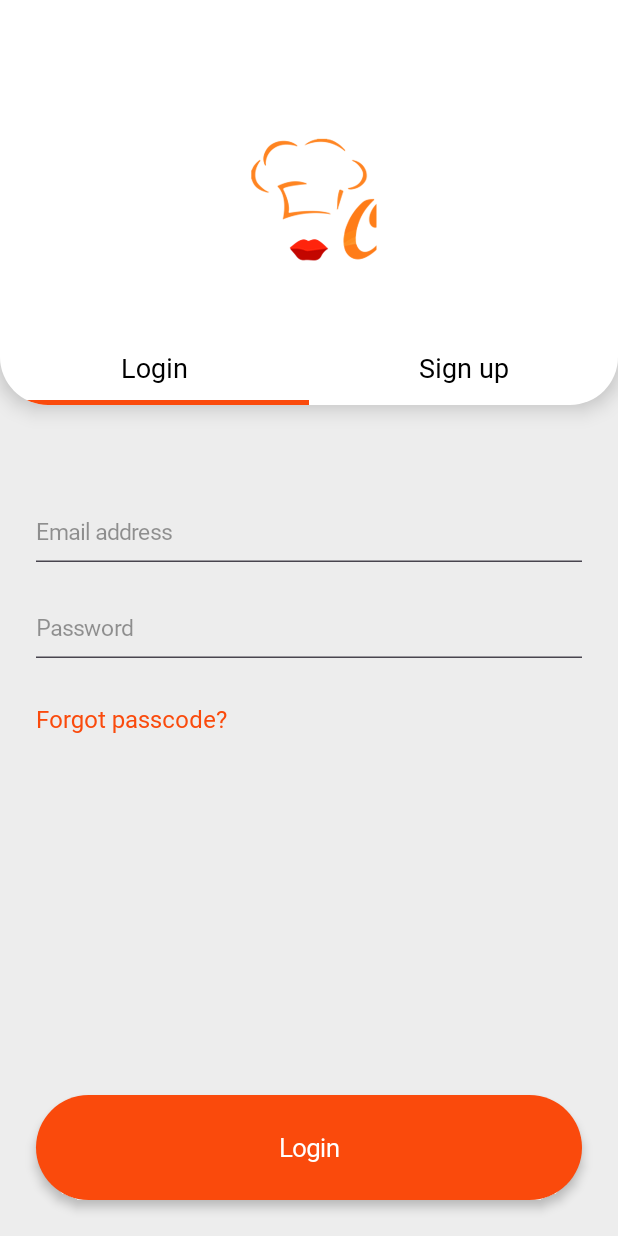
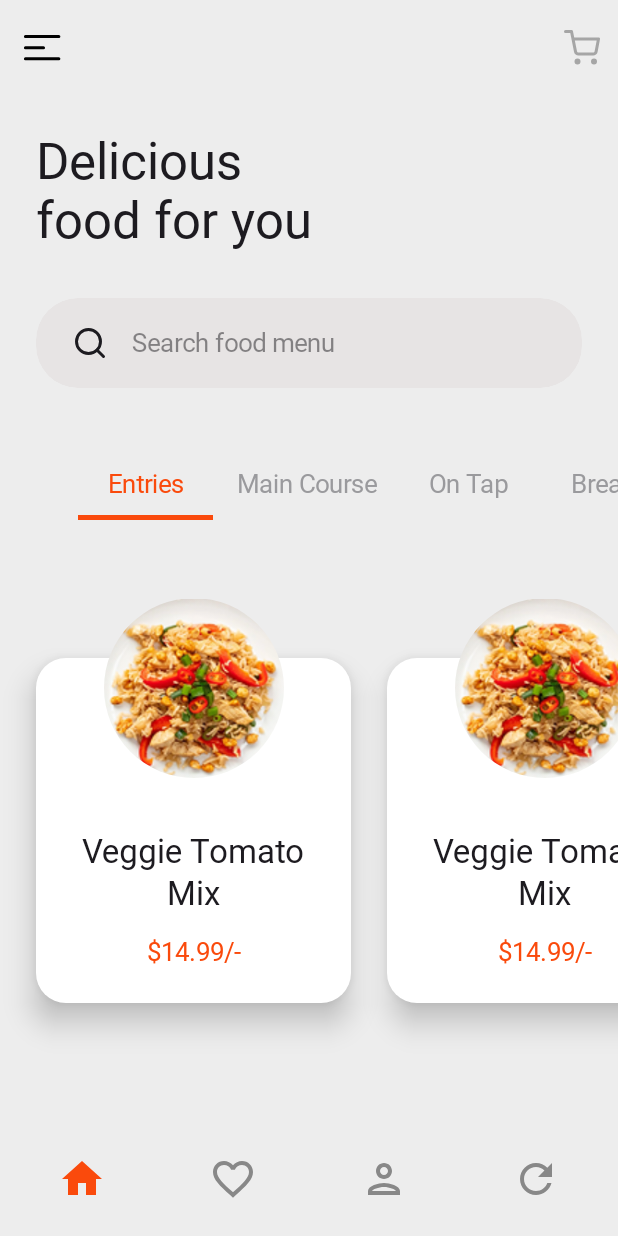
Before and after one commit to pratikmhatre/Foodie, an Android app built with Jetpack Compose: the screen it shows after launch (MainActivity), on a phone screen of 412 x 824 dp. Run offline under Robolectric (Android 15) with nearby library versions, the phone set to English and light mode, and no system bars; Roboto replaces fonts that are not available here.

Commit message:
Added dashboard screen

```diff
--- a/app/src/main/java/cypher/foodie/MainActivity.kt
+++ b/app/src/main/java/cypher/foodie/MainActivity.kt
@@ -12,6 +12,7 @@ import androidx.compose.material3.Text
 import androidx.compose.runtime.Composable
 import androidx.compose.ui.Modifier
 import androidx.compose.ui.tooling.preview.Preview
+import cypher.foodie.ui.screens.DashboardScreen
 import cypher.foodie.ui.screens.OnboardingScreen
 import cypher.foodie.ui.theme.FoodieTheme
 
@@ -22,7 +23,7 @@ class MainActivity : ComponentActivity() {
         setContent {
             FoodieTheme {
                 Scaffold(modifier = Modifier.fillMaxSize()) { innerPadding ->
-                    OnboardingScreen(modifier = Modifier.padding(innerPadding))
+                    DashboardScreen(modifier = Modifier.padding(innerPadding))
                 }
             }
         }
--- a/app/src/main/java/cypher/foodie/ui/components/UiComponents.kt
+++ b/app/src/main/java/cypher/foodie/ui/components/UiComponents.kt
@@ -1,30 +1,46 @@
 package cypher.foodie.ui.components
 
-import android.widget.Toolbar
+import android.graphics.text.MeasuredText
 import androidx.annotation.DrawableRes
 import androidx.annotation.StringRes
 import androidx.compose.foundation.Image
 import androidx.compose.foundation.background
 import androidx.compose.foundation.clickable
+import androidx.compose.foundation.layout.Arrangement
 import androidx.compose.foundation.layout.Box
 import androidx.compose.foundation.layout.Column
 import androidx.compose.foundation.layout.Row
 import androidx.compose.foundation.layout.Spacer
+import androidx.compose.foundation.layout.fillMaxHeight
 import androidx.compose.foundation.layout.fillMaxSize
 import androidx.compose.foundation.layout.fillMaxWidth
 import androidx.compose.foundation.layout.height
 import androidx.compose.foundation.layout.padding
 import androidx.compose.foundation.layout.size
+import androidx.compose.foundation.layout.width
+import androidx.compose.foundation.shape.CircleShape
+import androidx.compose.material.icons.Icons
+import androidx.compose.material.icons.filled.Home
+import androidx.compose.material.icons.outlined.FavoriteBorder
+import androidx.compose.material.icons.outlined.Home
+import androidx.compose.material.icons.outlined.Person
+import androidx.compose.material.icons.outlined.Refresh
+import androidx.compose.material3.BottomAppBar
 import androidx.compose.material3.Button
 import androidx.compose.material3.ButtonDefaults
 import androidx.compose.material3.Card
 import androidx.compose.material3.CardDefaults
+import androidx.compose.material3.Icon
+import androidx.compose.material3.IconButton
 import androidx.compose.material3.MaterialTheme
 import androidx.compose.material3.Text
 import androidx.compose.runtime.Composable
 import androidx.compose.ui.Alignment
 import androidx.compose.ui.Modifier
+import androidx.compose.ui.draw.clip
+import androidx.compose.ui.draw.shadow
 import androidx.compose.ui.graphics.Color
+import androidx.compose.ui.graphics.vector.ImageVector
 import androidx.compose.ui.res.painterResource
 import androidx.compose.ui.res.stringResource
 import androidx.compose.ui.text.font.FontWeight
@@ -35,6 +51,7 @@ import androidx.compose.ui.unit.sp
 import cypher.foodie.R
 import cypher.foodie.ui.components.models.ErrorLayoutButton
 import cypher.foodie.ui.theme.FoodieTheme
+import cypher.foodie.ui.theme.roundedTypography
 import cypher.foodie.ui.theme.spacing
 import cypher.foodie.ui.theme.textTypography
 
@@ -171,6 +188,133 @@ fun ErrorLayout(
     }
 }
 
+@Composable
+fun MenuListItem(
+    modifier: Modifier = Modifier,
+    title: String,
+    price: String,
+    @DrawableRes image: Int,
+    onClick: () -> Unit
+) {
+    Box(modifier = modifier.clickable { onClick() }, contentAlignment = Alignment.TopCenter) {
+        Card(
+            modifier = Modifier
+                .width(210.dp)
+                .height(270.dp)
+                .padding(top = 40.dp),
+            shape = MaterialTheme.shapes.medium,
+            colors = CardDefaults.cardColors(containerColor = Color.White),
+            elevation = CardDefaults.cardElevation(defaultElevation = MaterialTheme.spacing.medium)
+        ) {
+            Column(
+                modifier = Modifier
+                    .padding(MaterialTheme.spacing.extraLarge)
+                    .fillMaxHeight(),
+                horizontalAlignment = Alignment.CenterHorizontally,
+                verticalArrangement = Arrangement.Bottom
+            ) {
+                Text(
+                    text = title, textAlign = TextAlign.Center,
+                    color = MaterialTheme.colorScheme.onBackground,
+                    fontSize = 22.sp,
+                    style = MaterialTheme.roundedTypography.roundedSemiBold
+                )
+                Spacer(Modifier.height(MaterialTheme.spacing.large))
+                Text(
+                    text = price,
+                    color = MaterialTheme.colorScheme.primary,
+                    fontSize = 17.sp,
+                    style = MaterialTheme.roundedTypography.roundedBold
+                )
+            }
+        }
+        Image(
+            painter = painterResource(image), contentDescription = null, modifier = Modifier
+                .size(120.dp)
+                .clip(
+                    CircleShape
+                )
+        )
+    }
+}
+
+
+@Composable
+fun FoodieBottomNavigation(modifier: Modifier = Modifier, selectedIndex: Int, onClick: (Int) -> Unit) {
+    val tabItems = listOf(
+        TabItem(Icons.Outlined.Home, Icons.Filled.Home),
+        TabItem(Icons.Outlined.FavoriteBorder, Icons.Outlined.FavoriteBorder),
+        TabItem(Icons.Outlined.Person, Icons.Outlined.Person),
+        TabItem(Icons.Outlined.Refresh, Icons.Outlined.Refresh)
+    )
+    BottomAppBar(
+        modifier = modifier
+            .fillMaxWidth(), containerColor = Color.Transparent
+    ) {
+        tabItems.forEachIndexed { index, item ->
+            val isSelected = index == selectedIndex
+            IconButton(onClick = { onClick(index) }, modifier = Modifier.weight(1f)) {
+                Icon(
+                    imageVector = item.getIcon(isSelected),
+                    contentDescription = "BottomNav",
+                    tint = if (isSelected) MaterialTheme.colorScheme.primary else Color.Gray,
+                    modifier = Modifier
+                        .size(32.dp)
+                        .shadow(
+                            elevation = if (isSelected) 0.dp else 0.dp,
+                            shape = CircleShape,
+                            clip = true,
+                            spotColor = MaterialTheme.colorScheme.primary
+                        )
+                )
+            }
+        }
+    }
+}
+
+/*
+@Preview
+@Composable
+private fun FoodieBottomNavPreview() {
+    FoodieTheme {
+        FoodieBottomNavigation(selectedIndex = 0, onClick = {})
+    }
+}
+*/
+
+data class TabItem(val defaultIcon: ImageVector, val selectedIcon: ImageVector) {
+    fun getIcon(isSelected: Boolean): ImageVector {
+        return if (isSelected) selectedIcon else defaultIcon
+    }
+}
+
+
+@Preview
+@Composable
+private fun MenuListItemPreview() {
+    FoodieTheme {
+        Box(modifier = Modifier.background(Color.White)) {
+            MenuListItem(
+                modifier = Modifier.padding(all = MaterialTheme.spacing.extraLarge),
+                title = "Pad Thai Noodles Mix",
+                price = "$15.99/-",
+                image = R.drawable.img_fried_chicken_mix
+            ) { }
+
+        }
+    }
+}
+
+/*
+@Preview
+@Composable
+private fun ToolbarPreview() {
+    FoodieTheme {
+        Toolbar(modifier = Modifier.background(Color.White), title = R.string.my_profile, onBackClick = {})
+    }
+}
+
+
 @Preview
 @Composable
 private fun BigButtonPreview(darkTheme: Boolean = false) {
@@ -242,11 +386,4 @@ private fun ErrorLayoutNoButton() {
         )
     }
 }
-
-@Preview
-@Composable
-private fun ToolbarPreview() {
-    FoodieTheme {
-        Toolbar(modifier = Modifier.background(Color.White), title = R.string.my_profile, onBackClick = {})
-    }
-}
+*/
--- /dev/null
+++ b/app/src/main/java/cypher/foodie/ui/screens/DashboardScreen.kt
@@ -0,0 +1,237 @@
+package cypher.foodie.ui.screens
+
+import androidx.annotation.DrawableRes
+import androidx.annotation.StringRes
+import androidx.compose.foundation.background
+import androidx.compose.foundation.layout.Arrangement
+import androidx.compose.foundation.layout.Box
+import androidx.compose.foundation.layout.Column
+import androidx.compose.foundation.layout.PaddingValues
+import androidx.compose.foundation.layout.Row
+import androidx.compose.foundation.layout.Spacer
+import androidx.compose.foundation.layout.fillMaxSize
+import androidx.compose.foundation.layout.fillMaxWidth
+import androidx.compose.foundation.layout.height
+import androidx.compose.foundation.layout.padding
+import androidx.compose.foundation.layout.size
+import androidx.compose.foundation.lazy.LazyRow
+import androidx.compose.foundation.pager.HorizontalPager
+import androidx.compose.foundation.pager.rememberPagerState
+import androidx.compose.material.icons.Icons
+import androidx.compose.material.icons.filled.Search
+import androidx.compose.material3.ExperimentalMaterial3Api
+import androidx.compose.material3.Icon
+import androidx.compose.material3.IconButton
+import androidx.compose.material3.MaterialTheme
+import androidx.compose.material3.Scaffold
+import androidx.compose.material3.ScrollableTabRow
+import androidx.compose.material3.Tab
+import androidx.compose.material3.TabRow
+import androidx.compose.material3.Text
+import androidx.compose.material3.TextField
+import androidx.compose.material3.TextFieldDefaults
+import androidx.compose.material3.TopAppBar
+import androidx.compose.material3.TopAppBarDefaults
+import androidx.compose.runtime.Composable
+import androidx.compose.runtime.LaunchedEffect
+import androidx.compose.runtime.getValue
+import androidx.compose.runtime.mutableIntStateOf
+import androidx.compose.runtime.mutableStateOf
+import androidx.compose.runtime.saveable.rememberSaveable
+import androidx.compose.runtime.setValue
+import androidx.compose.ui.Alignment
+import androidx.compose.ui.Modifier
+import androidx.compose.ui.draw.clip
+import androidx.compose.ui.graphics.Color
+import androidx.compose.ui.res.painterResource
+import androidx.compose.ui.res.stringResource
+import androidx.compose.ui.text.TextStyle
+import androidx.compose.ui.tooling.preview.Preview
+import androidx.compose.ui.unit.dp
+import androidx.compose.ui.unit.sp
+import cypher.foodie.R
+import cypher.foodie.ui.components.FoodieBottomNavigation
+import cypher.foodie.ui.components.MenuListItem
+import cypher.foodie.ui.theme.FoodieTheme
+import cypher.foodie.ui.theme.roundedTypography
+import cypher.foodie.ui.theme.spacing
+import cypher.foodie.ui.theme.textTypography
+
+
+private val tabs = listOf(
+    R.string.food_entries,
+    R.string.food_main_course,
+    R.string.food_on_tap,
+    R.string.food_break,
+    R.string.food_desserts
+)
+
+data class MenuItem(@StringRes val title: Int, @StringRes val price: Int, @DrawableRes val image: Int)
+
+private val menuList = listOf(
+    MenuItem(R.string.item_name_fried_chicken, R.string.price_1, R.drawable.img_fried_chicken_mix),
+    MenuItem(R.string.item_name_moi_koi, R.string.price_1, R.drawable.img_moi_koi),
+    MenuItem(R.string.item_name_veggie_mix, R.string.price_1, R.drawable.img_veggie_tomato_mix),
+    MenuItem(R.string.item_name_egg_cucumber, R.string.price_1, R.drawable.img_egg_cucumber),
+)
+
+@OptIn(ExperimentalMaterial3Api::class)
+@Composable
+fun DashboardScreen(modifier: Modifier = Modifier) {
+    var searchQuery by rememberSaveable { mutableStateOf("") }
+    var selectedTab by rememberSaveable { mutableIntStateOf(0) }
+    var bottomNavPosition by rememberSaveable { mutableIntStateOf(0) }
+    val pagerState = rememberPagerState(initialPage = 0, pageCount = { tabs.size })
+
+    LaunchedEffect(selectedTab) { pagerState.animateScrollToPage(selectedTab) }
+
+    /*LaunchedEffect(pagerState.currentPage, pagerState.isScrollInProgress) {
+        if (pagerState.isScrollInProgress.not()) selectedTab = pagerState.currentPage
+    }*/
+
+    Scaffold(
+        modifier = modifier,
+        topBar = {
+            TopAppBar(
+                modifier = Modifier,
+                colors = TopAppBarDefaults.topAppBarColors(containerColor = Color.Transparent),
+                title = {},
+                navigationIcon = {
+                    Row(
+                        modifier = Modifier.fillMaxWidth(),
+                        horizontalArrangement = Arrangement.SpaceBetween,
+                        verticalAlignment = Alignment.CenterVertically
+                    ) {
+                        IconButton(onClick = {}) {
+                            Icon(painter = painterResource(R.drawable.ic_drawer), contentDescription = "Drawer")
+                        }
+                        IconButton(onClick = {}) {
+                            Icon(painter = painterResource(R.drawable.ic_cart), contentDescription = "Drawer")
+                        }
+                    }
+                })
+        },
+        bottomBar = {
+            FoodieBottomNavigation(
+                modifier = Modifier,
+                selectedIndex = bottomNavPosition,
+                onClick = { bottomNavPosition = it })
+        },
+        contentColor = MaterialTheme.colorScheme.background
+    ) {
+        Column(
+            modifier = Modifier
+                .fillMaxSize()
+                .padding(it)
+                .padding(vertical = MaterialTheme.spacing.extraLarge)
+        ) {
+            Text(
+                text = stringResource(R.string.delicious_food_for_you),
+                color = MaterialTheme.colorScheme.onBackground,
+                fontSize = 34.sp,
+                style = MaterialTheme.roundedTypography.roundedBold,
+                modifier = Modifier.padding(horizontal = MaterialTheme.spacing.extraLarge)
+            )
+            Spacer(Modifier.height(MaterialTheme.spacing.xxLarge))
+            SearchBar(
+                hintText = R.string.search_food_menu,
+                searchQuery = searchQuery,
+                onTextChange = {},
+                modifier = Modifier.padding(horizontal = MaterialTheme.spacing.extraLarge)
+            )
+            Spacer(Modifier.height(MaterialTheme.spacing.xxxLarge))
+
+            ScrollableTabRow(selectedTabIndex = selectedTab, containerColor = Color.Transparent, divider = {}) {
+                tabs.forEachIndexed { index, tab ->
+                    val isSelected = index == selectedTab
+                    Tab(
+                        selected = isSelected,
+                        text = {
+                            Text(
+                                stringResource(tab),
+                                style = MaterialTheme.textTypography.textRegular,
+                                fontSize = 17.sp
+                            )
+                        },
+                        onClick = { selectedTab = index }, unselectedContentColor = Color(0xFF9A9A9D)
+                    )
+                }
+            }
+            HorizontalPager(state = pagerState, userScrollEnabled = false) {
+                DashboardMenuList()
+            }
+        }
+    }
+}
+
+@Composable
+fun SearchBar(
+    modifier: Modifier = Modifier,
+    @StringRes hintText: Int,
+    searchQuery: String,
+    onTextChange: (String) -> Unit
+) {
+    Box(
+        modifier = modifier
+            .fillMaxWidth()
+            .height(60.dp)
+            .clip(MaterialTheme.shapes.extraLarge)
+            .background(Color(0xFFE7E4E4), shape = MaterialTheme.shapes.extraLarge)
+    ) {
+        Row(
+            modifier = Modifier
+                .fillMaxSize()
+                .padding(horizontal = MaterialTheme.spacing.extraLarge), horizontalArrangement = Arrangement.Start,
+            verticalAlignment = Alignment.CenterVertically
+        ) {
+            Icon(
+                painter = painterResource(R.drawable.ic_search),
+                contentDescription = "Search",
+                modifier = Modifier.size(24.dp), tint = MaterialTheme.colorScheme.onBackground
+            )
+            TextField(
+                value = searchQuery,
+                onValueChange = onTextChange,
+                modifier = Modifier.weight(1f),
+                placeholder = {
+                    Text(
+                        text = stringResource(hintText),
+                        style = MaterialTheme.roundedTypography.roundedSemiBold,
+                        fontSize = 17.sp,
+                        color = MaterialTheme.colorScheme.onBackground.copy(alpha = 0.5f)
+                    )
+                },
+                colors = TextFieldDefaults.colors(
+                    focusedContainerColor = Color.Transparent,
+                    unfocusedContainerColor = Color.Transparent,
+                    unfocusedIndicatorColor = Color.Transparent,
+                    focusedIndicatorColor = Color.Transparent
+                )
+            )
+        }
+    }
+}
+
+@Composable
+fun DashboardMenuList(modifier: Modifier = Modifier) {
+    LazyRow(
+        modifier = modifier.fillMaxSize(),
+        verticalAlignment = Alignment.CenterVertically,
+        horizontalArrangement = Arrangement.spacedBy(
+            MaterialTheme.spacing.extraLarge
+        ), contentPadding = PaddingValues(horizontal = MaterialTheme.spacing.extraLarge)
+    ) {
+        items(count = 10) { index ->
+            val food = menuList.random()
+            MenuListItem(title = stringResource(food.title), price = stringResource(food.price), image = food.image) { }
+        }
+    }
+}
+
+@Preview
+@Composable
+private fun DashboardScreenPreview() {
+    FoodieTheme {
+        DashboardScreen()
+    }
+}
--- a/app/src/main/java/cypher/foodie/ui/screens/OnboardingScreen.kt
+++ b/app/src/main/java/cypher/foodie/ui/screens/OnboardingScreen.kt
@@ -51,13 +51,13 @@ import cypher.foodie.ui.theme.FoodieTheme
 import cypher.foodie.ui.theme.spacing
 import cypher.foodie.ui.theme.textTypography
 
-data class TabItem(val title: String, val isSelected: Boolean)
+data class TabItem(val title: String)
 
 @Composable
 fun OnboardingScreen(modifier: Modifier = Modifier) {
     val tabs = listOf(
-        TabItem(title = stringResource(R.string.login), isSelected = true),
-        TabItem(title = stringResource(R.string.signup), isSelected = false)
+        TabItem(title = stringResource(R.string.login)),
+        TabItem(title = stringResource(R.string.signup))
     )
     var selectedTab by remember { mutableIntStateOf(0) }
     val pagerState = rememberPagerState(initialPage = 0, pageCount = { tabs.size })
@@ -103,7 +103,7 @@ fun OnboardingScreen(modifier: Modifier = Modifier) {
                     modifier = Modifier.align(Alignment.BottomCenter), divider = {},
                 ) {
                     tabs.forEachIndexed { index, tab ->
-                        Tab(selected = tab.isSelected, text = { Text(tab.title, style = MaterialTheme.textTypography.textSemiBold, fontSize = 18.sp, color = Color.Black) }, onClick = {
+                        Tab(selected = selectedTab == index, text = { Text(tab.title, style = MaterialTheme.textTypography.textSemiBold, fontSize = 18.sp, color = Color.Black) }, onClick = {
                             selectedTab = index
                         })
                     }
--- a/app/src/main/java/cypher/foodie/ui/theme/ThemeLibrary.kt
+++ b/app/src/main/java/cypher/foodie/ui/theme/ThemeLibrary.kt
@@ -21,7 +21,8 @@ data class Spacing(
     val medium: Dp = 12.dp,
     val large: Dp = 16.dp,
     val extraLarge: Dp = 24.dp,
-    val xxLarge: Dp = 32.dp
+    val xxLarge: Dp = 32.dp,
+    val xxxLarge: Dp = 40.dp
 )
 
 
--- a/app/src/main/res/values/strings.xml
+++ b/app/src/main/res/values/strings.xml
@@ -24,4 +24,25 @@
     <string name="name">Name</string>
     <string name="enter_full_name">Enter full name</string>
     <string name="signup">Sign up</string>
+    <string name="delicious_food_for_you">Delicious\nfood for you</string>
+    <string name="search_food_menu">Search food menu</string>
+
+    <!--food menu-->
+    <string name="food_entries">Entries</string>
+    <string name="food_main_course">Main Course</string>
+    <string name="food_on_tap">On Tap</string>
+    <string name="food_break">Bread</string>
+    <string name="food_desserts">Desserts</string>
+
+
+    <string name="item_name_egg_cucumber">Egg Cucumber Salad</string>
+    <string name="item_name_fried_chicken">Fried Chicken Mix</string>
+    <string name="item_name_moi_koi">Moi-moi Noodles</string>
+    <string name="item_name_veggie_mix">Veggie Tomato Mix</string>
+
+    <string name="price_1">$14.99/-</string>
+    <string name="price_2">$18.99/-</string>
+    <string name="price_3">$11.99/-</string>
+    <string name="price_4">$24.99/-</string>
+
 </resources>
```
Also changed, not shown: app/src/main/res/drawable/img_egg_cucumber.png (added), app/src/main/res/drawable/img_fried_chicken_mix.png (added), app/src/main/res/drawable/img_moi_koi.png (added), app/src/main/res/drawable/img_veggie_tomato_mix.png (added).
